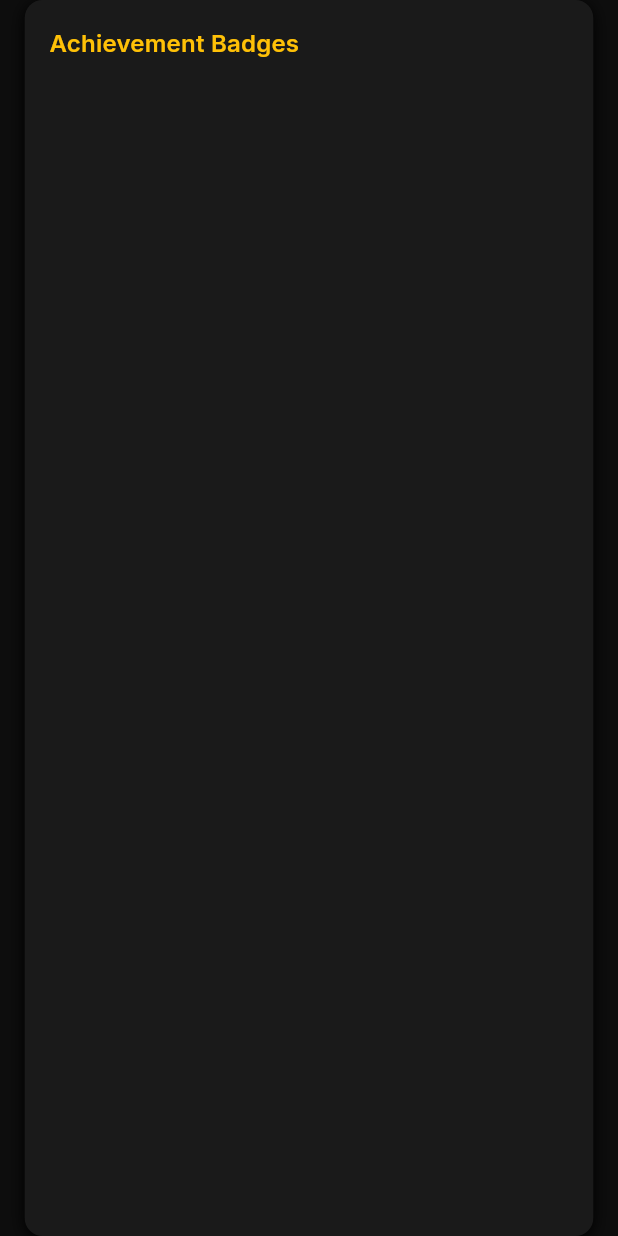
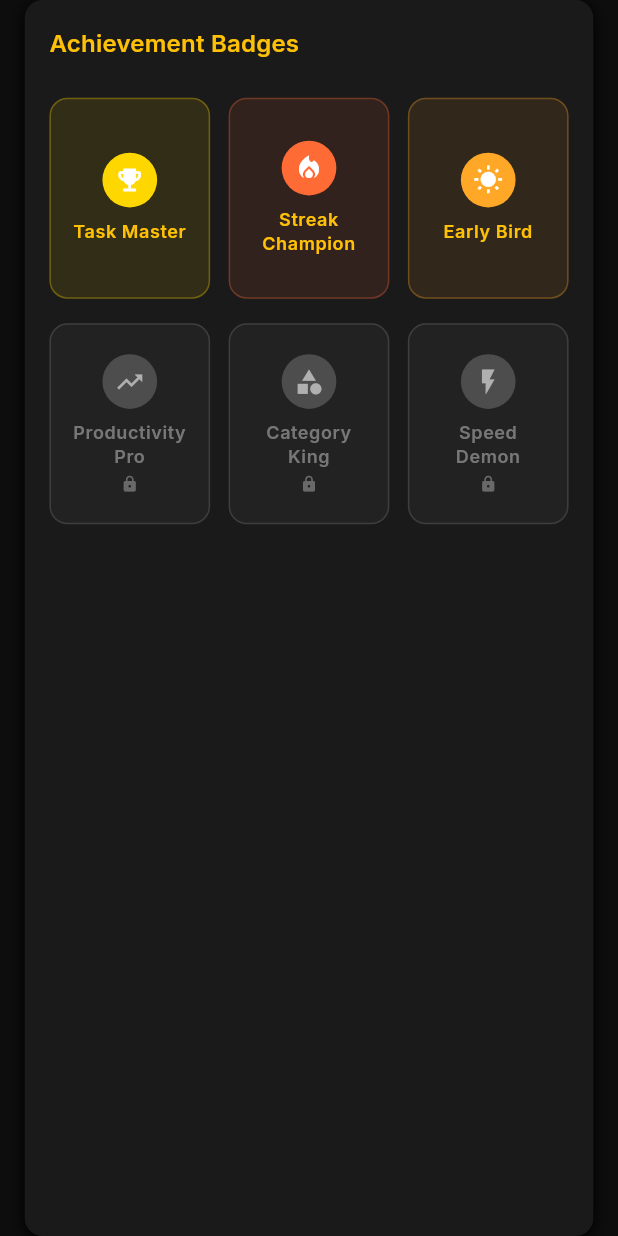
Before and after one commit to skynetixai-hash/todo_list_1759133952549, a Flutter app: the AchievementBadgesWidget widget shown alone on an empty page, opened directly, on a phone screen of 412 x 824 dp. Run offline on Flutter 3.47's test engine with Material 3 defaults, Android fonts, the phone set to English and light mode, and no system bars; our stand-ins replace cached_network_image, connectivity_plus, fl_chart, flutter_local_notifications, flutter_svg, google_fonts and 4 more; accounts and stored records are empty.

Commit message:
Latest code updated

```diff
--- a/lib/presentation/analytics_dashboard/widgets/achievement_badges_widget.dart
+++ b/lib/presentation/analytics_dashboard/widgets/achievement_badges_widget.dart
@@ -10,8 +10,50 @@ class AchievementBadgesWidget extends StatelessWidget {
   Widget build(BuildContext context) {
     final theme = Theme.of(context);
 
-    // No mock achievements data
-    final List<Map<String, dynamic>> achievements = [];
+    final List<Map<String, dynamic>> achievements = [
+      {
+        "title": "Task Master",
+        "description": "Completed 100 tasks",
+        "iconName": "emoji_events",
+        "isUnlocked": true,
+        "color": Color(0xFFFFD700),
+      },
+      {
+        "title": "Streak Champion",
+        "description": "10-day completion streak",
+        "iconName": "local_fire_department",
+        "isUnlocked": true,
+        "color": Color(0xFFFF6B35),
+      },
+      {
+        "title": "Early Bird",
+        "description": "Complete 5 tasks before 9 AM",
+        "iconName": "wb_sunny",
+        "isUnlocked": true,
+        "color": Color(0xFFFFA726),
+      },
+      {
+        "title": "Productivity Pro",
+        "description": "95% completion rate for a week",
+        "iconName": "trending_up",
+        "isUnlocked": false,
+        "color": Color(0xFF42A5F5),
+      },
+      {
+        "title": "Category King",
+        "description": "Complete tasks in 5 different categories",
+        "iconName": "category",
+        "isUnlocked": false,
+        "color": Color(0xFF66BB6A),
+      },
+      {
+        "title": "Speed Demon",
+        "description": "Complete 20 tasks in one day",
+        "iconName": "flash_on",
+        "isUnlocked": false,
+        "color": Color(0xFFAB47BC),
+      },
+    ];
 
     return Container(
       margin: EdgeInsets.symmetric(horizontal: 4.w),
```
Also changed, not shown: lib/presentation/analytics_dashboard/widgets/completion_trend_chart_widget.dart (+16 -3 lines), lib/presentation/analytics_dashboard/widgets/priority_distribution_chart_widget.dart (+20 -2 lines), lib/presentation/analytics_dashboard/widgets/productivity_insights_widget.dart (+30 -2 lines).
